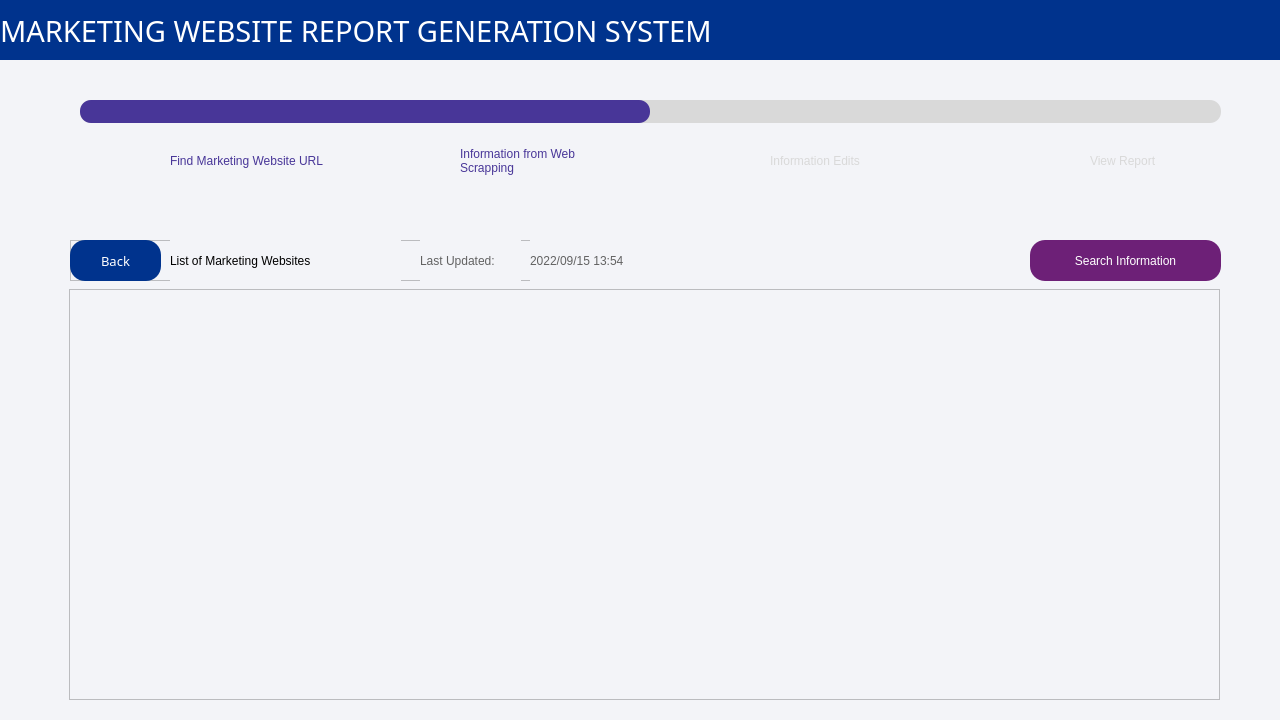
First picture: the form in MainPageUI.ui, repository hayleywhsham/ISOM4400_FYP, before the edit.
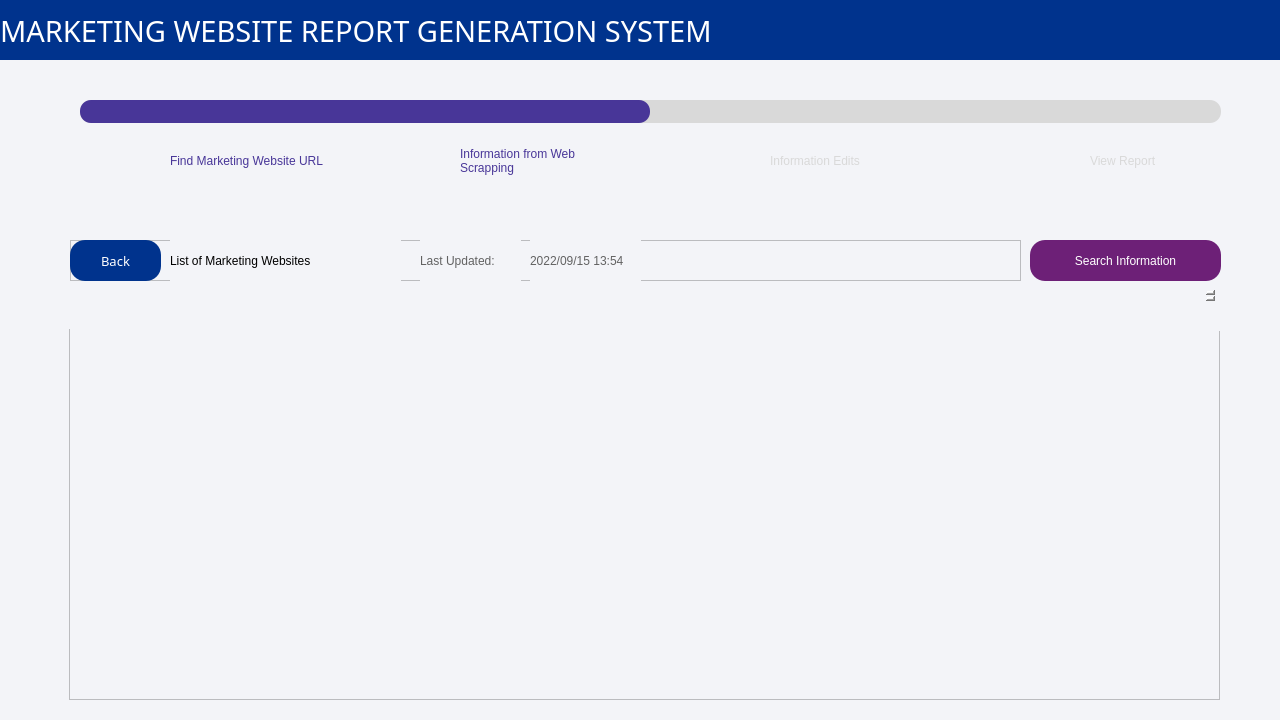
Second picture: the form after the edit. Icons and pictures are not drawn.

```diff
--- a/MainPageUI.ui
+++ b/MainPageUI.ui
@@ -1220,7 +1220,7 @@
          <rect>
           <x>460</x>
           <y>0</y>
-          <width>491</width>
+          <width>111</width>
           <height>41</height>
          </rect>
         </property>
@@ -1273,6 +1273,55 @@
          <bool>false</bool>
         </property>
        </widget>
+       <widget class="QLabel" name="lbl_links_page_error_msg_ban">
+        <property name="geometry">
+         <rect>
+          <x>570</x>
+          <y>0</y>
+          <width>381</width>
+          <height>41</height>
+         </rect>
+        </property>
+        <property name="minimumSize">
+         <size>
+          <width>360</width>
+          <height>41</height>
+         </size>
+        </property>
+        <property name="maximumSize">
+         <size>
+          <width>16777215</width>
+          <height>16777215</height>
+         </size>
+        </property>
+        <property name="font">
+         <font>
+          <family>Arial</family>
+          <pointsize>12</pointsize>
+          <weight>75</weight>
+          <italic>false</italic>
+          <bold>true</bold>
+         </font>
+        </property>
+        <property name="styleSheet">
+         <string notr="true">color: rgb(255, 0, 0);
+background-color: transparent;
+font: 75 12pt &quot;Arial&quot;;
+font-weight:600;</string>
+        </property>
+        <property name="text">
+         <string/>
+        </property>
+        <property name="scaledContents">
+         <bool>true</bool>
+        </property>
+        <property name="alignment">
+         <set>Qt::AlignCenter</set>
+        </property>
+        <property name="wordWrap">
+         <bool>true</bool>
+        </property>
+       </widget>
       </widget>
       <widget class="QPushButton" name="button_links_page_scrap_info">
        <property name="geometry">
@@ -1310,9 +1359,9 @@
        <property name="geometry">
         <rect>
          <x>69</x>
-         <y>69</y>
+         <y>109</y>
          <width>1151</width>
-         <height>411</height>
+         <height>371</height>
         </rect>
        </property>
        <property name="frameShape">
@@ -1508,6 +1557,142 @@
         </column>
        </widget>
       </widget>
+      <widget class="QScrollArea" name="scrollArea">
+       <property name="geometry">
+        <rect>
+         <x>70</x>
+         <y>70</y>
+         <width>1151</width>
+         <height>41</height>
+        </rect>
+       </property>
+       <property name="styleSheet">
+        <string notr="true">#scrollArea
+{
+	border:none;
+}
+
+QScrollBar:vertical
+{
+	background-color: rgb(217, 217, 217,0); /*Grey*/
+	width: 15px;
+	margin: 15px 3px 15px 3px;
+	border-radius: 4px;
+    }
+
+QScrollBar::handle:vertical
+{
+	background-color: rgb(71, 10, 104,0); /*KPMG Purple*/
+	min-height: 5px;
+	border-radius: 4px;
+}
+
+QScrollBar::sub-line:vertical
+{
+	margin: 3px 0px 3px 0px;
+	border-image: url(:/qss_icons/rc/up_arrow_disabled.png);
+	height: 10px;
+	width: 10px;
+	subcontrol-position: top;
+	subcontrol-origin: margin;
+}
+
+QScrollBar::add-line:vertical
+{
+	margin: 3px 0px 3px 0px;
+	border-image: url(:/qss_icons/rc/down_arrow_disabled.png);
+	height: 10px;
+	width: 10px;
+	subcontrol-position: bottom;
+	subcontrol-origin: margin;
+}
+
+QScrollBar::sub-line:vertical:hover,QScrollBar::sub-line:vertical:on
+{
+	border-image: url(:/qss_icons/rc/up_arrow.png);
+	height: 10px;
+	width: 10px;
+	subcontrol-position: top;
+	subcontrol-origin: margin;
+}
+
+QScrollBar::add-line:vertical:hover, QScrollBar::add-line:vertical:on
+{
+	border-image: url(:/qss_icons/rc/down_arrow.png);
+	height: 10px;
+	width: 10px;
+	subcontrol-position: bottom;
+	subcontrol-origin: margin;
+}
+
+QScrollBar::up-arrow:vertical, QScrollBar::down-arrow:vertical
+{
+	background: none;
+}
+
+QScrollBar::add-page:vertical, QScrollBar::sub-page:vertical
+{
+	background: none;
+}</string>
+       </property>
+       <property name="widgetResizable">
+        <bool>true</bool>
+       </property>
+       <widget class="QWidget" name="scrollAreaWidgetContents">
+        <property name="geometry">
+         <rect>
+          <x>0</x>
+          <y>0</y>
+          <width>1136</width>
+          <height>59</height>
+         </rect>
+        </property>
+        <layout class="QHBoxLayout" name="horizontalLayout">
+         <item>
+          <widget class="QLabel" name="lbl_links_page_error_msg">
+           <property name="minimumSize">
+            <size>
+             <width>360</width>
+             <height>41</height>
+            </size>
+           </property>
+           <property name="maximumSize">
+            <size>
+             <width>16777215</width>
+             <height>16777215</height>
+            </size>
+           </property>
+           <property name="font">
+            <font>
+             <family>Arial</family>
+             <pointsize>10</pointsize>
+             <weight>9</weight>
+             <italic>false</italic>
+             <bold>false</bold>
+            </font>
+           </property>
+           <property name="styleSheet">
+            <string notr="true">color: rgb(255, 0, 0);
+background-color: transparent;
+font: 75 10pt &quot;Arial&quot;;</string>
+           </property>
+           <property name="text">
+            <string/>
+           </property>
+           <property name="scaledContents">
+            <bool>true</bool>
+           </property>
+           <property name="alignment">
+            <set>Qt::AlignLeading|Qt::AlignLeft|Qt::AlignTop</set>
+           </property>
+           <property name="wordWrap">
+            <bool>true</bool>
+           </property>
+          </widget>
+         </item>
+        </layout>
+       </widget>
+      </widget>
      </widget>
     </widget>
     <widget class="QWidget" name="info_edit_page">
```
